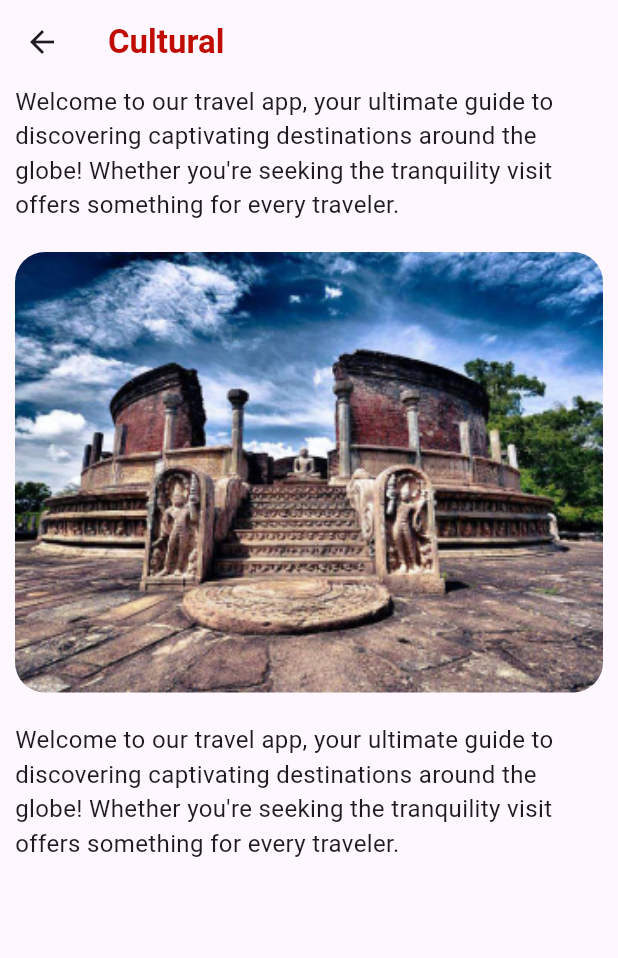
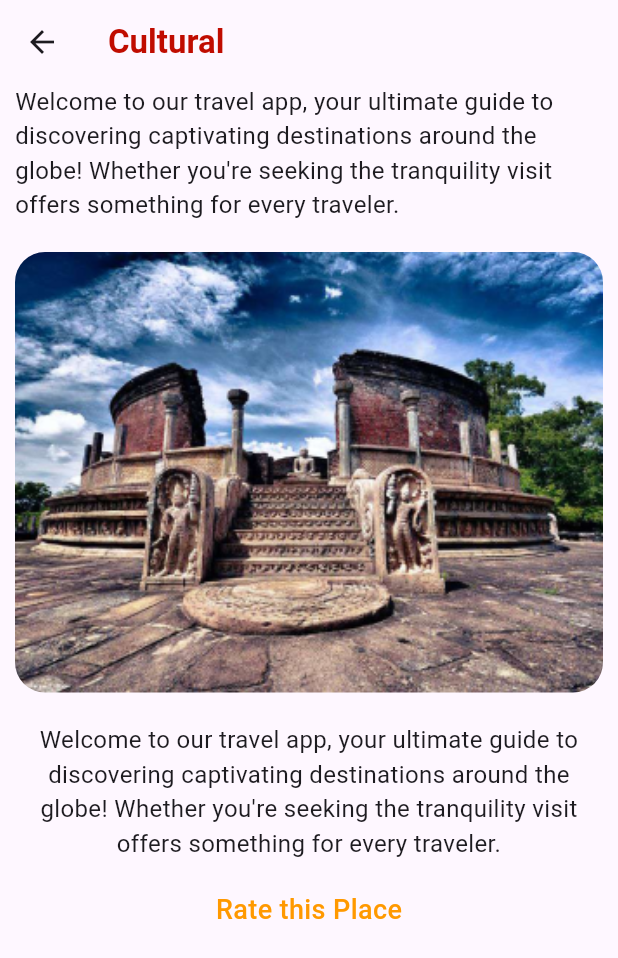
Before and after one commit to WmIsuru2001/Awesome-Places, a Flutter app: the CulturalPage screen opened directly, on a phone screen of 412 x 824 dp. Shown: the top 958 px of the screen. Run offline on Flutter 3.47's test engine with Material 3 defaults, Android fonts, the phone set to English and light mode, and no system bars.

Commit message:
Update cultural_page.dart

```diff
--- a/lib/pages/cultural_page.dart
+++ b/lib/pages/cultural_page.dart
@@ -49,6 +49,18 @@ class CulturalPage extends StatelessWidget {
                   fontSize: 16,
                   fontWeight: FontWeight.w400,
                 ),
+                textAlign: TextAlign.center,
+              ),
+              const SizedBox(
+                height: 20,
+              ),
+              const Text(
+                "Rate this Place",
+                style: TextStyle(
+                  fontSize: 18,
+                  fontWeight: FontWeight.w500,
+                  color: subCulturalColor,
+                ),
               ),
             ],
           ),
```
